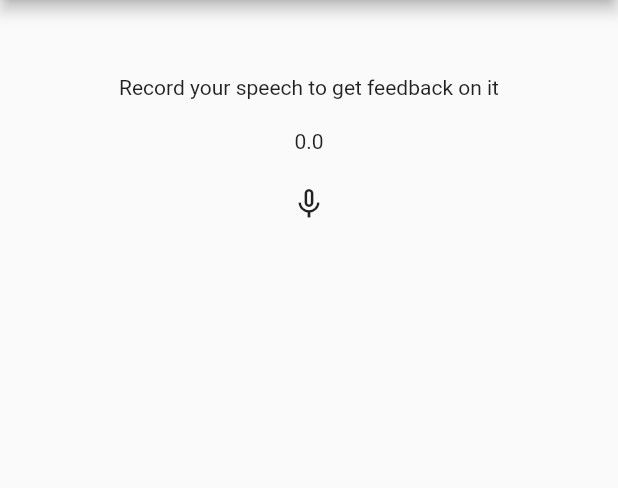
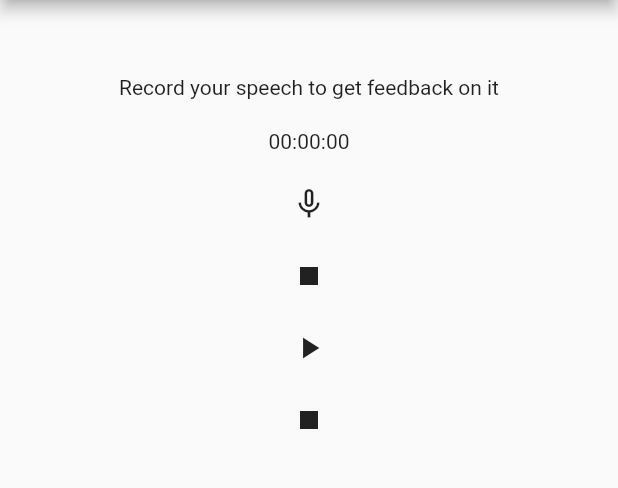
Before and after one commit to heymage/eloquent-hackathon, a Flutter app: the screen it shows after launch, after a tap on the "mic none" icon, on a phone screen of 412 x 824 dp, the part 84-572 px from its top. Run offline on Flutter 3.47's test engine with Material 2 defaults, Android fonts, the phone set to English and light mode, and no system bars; missing offline and left inert: flutter_sound.

Commit message:
get everything right

```diff
--- a/lib/main.dart
+++ b/lib/main.dart
@@ -1,5 +1,5 @@
 import 'package:flutter/material.dart';
-import 'package:eloquent_hackathon/screens/rec_page.dart';
+import 'package:eloquent_hackathon/screens/recording_page.dart';
 
 void main() => runApp(MyApp());
 
@@ -8,7 +8,7 @@ class MyApp extends StatelessWidget {
   @override
   Widget build(BuildContext context) {
     return MaterialApp(
-      home: RecPage(),
+      home: RecordingPage(),
       debugShowCheckedModeBanner: false,
     );
   }
--- a/lib/screens/rec_page.dart
+++ /dev/null
@@ -1,47 +0,0 @@
-import 'dart:async';
-import 'package:flutter/material.dart';
-
-class RecPage extends StatefulWidget {
-  @override
-  _RecPageState createState() => _RecPageState();
-}
-
-class _RecPageState extends State<RecPage> {
-
-  double _value = 0.0;
-  bool _isRecording = false;
-
-  void _recordSpeech(){
-    new Timer.periodic(new Duration(milliseconds: 10), (timer) {
-      setState((){
-        if (!_isRecording){
-          timer.cancel();
-          return;
-        }
-        _value += 0.01;
-      });
-    });
-  }
-
-  @override
-  Widget build(BuildContext context) {
-    return Scaffold(
-      appBar: AppBar(
-        title: Text('ELOQUENT'),
-      ),
-      body: Center(
-        child: Column(
-          children: <Widget>[
-            SizedBox(height: 50),
-            Text("Record your speech to get feedback on it"),
-            SizedBox(height: 20),
-            Text(_value.toString()),
-            SizedBox(height: 10),
-            IconButton(icon: Icon(Icons.mic_none), onPressed: _recordSpeech)
-
-          ],
-        )
-      )
-      );
-  }
-}
```
